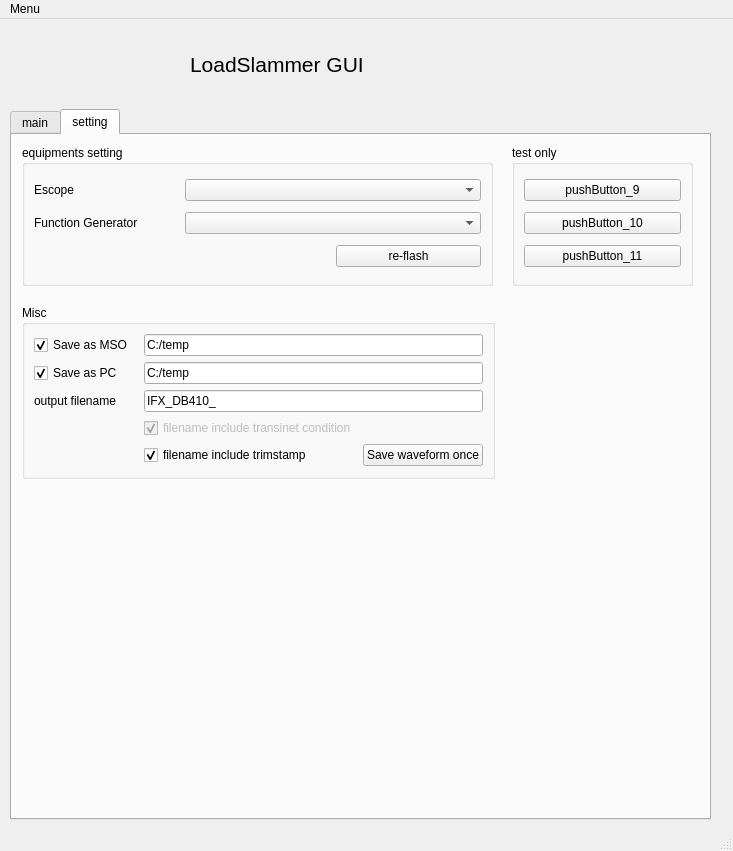
First picture: the form in PySide2_DB410_ui.ui, repository a9202507/ifx_gui_for_core_power_validation, before the edit.
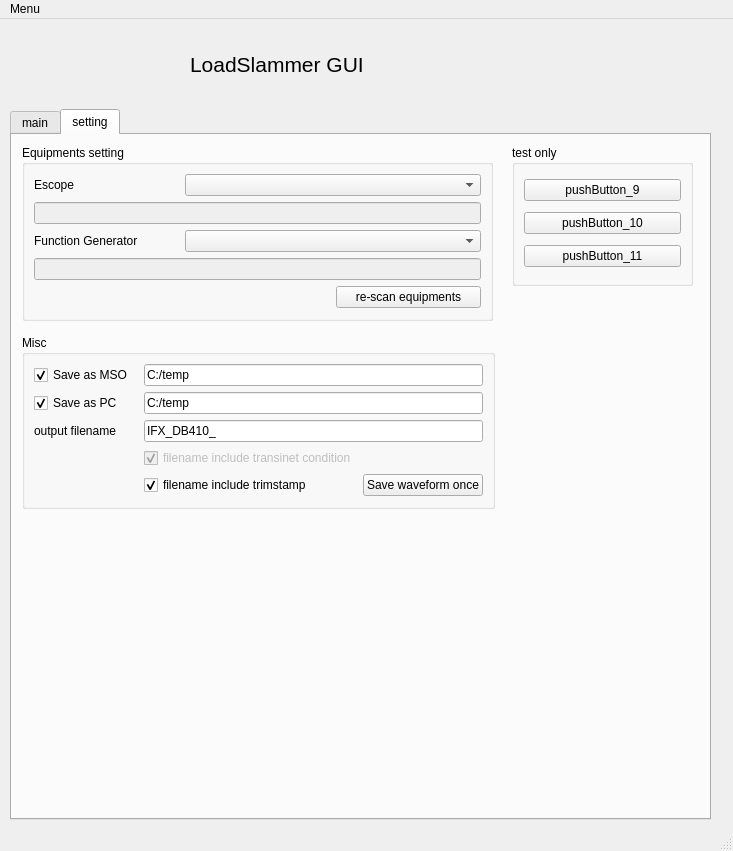
Second picture: the form after the edit. The open tabs and pages were chosen to show the change. Icons and pictures are not drawn.

Commit message: adding auto display equipment name funciton

```diff
--- a/PySide2_DB410_ui.ui
+++ b/PySide2_DB410_ui.ui
@@ -362,50 +362,70 @@
         <x>10</x>
         <y>10</y>
         <width>471</width>
-        <height>141</height>
+        <height>176</height>
        </rect>
       </property>
       <property name="title">
-       <string>equipments setting</string>
+       <string>Equipments setting</string>
       </property>
       <layout class="QGridLayout" name="gridLayout">
        <item row="0" column="0">
         <widget class="QLabel" name="label_19">
          <property name="text">
-          <string>Escope </string>
+          <string>Escope</string>
          </property>
         </widget>
        </item>
-       <item row="1" column="0">
+       <item row="2" column="0">
         <widget class="QLabel" name="label_2">
          <property name="text">
           <string>Function Generator</string>
          </property>
         </widget>
        </item>
-       <item row="2" column="2">
+       <item row="4" column="2">
         <widget class="QPushButton" name="pushButton_6">
          <property name="enabled">
           <bool>true</bool>
          </property>
          <property name="text">
-          <string>re-flash</string>
+          <string>re-scan equipments</string>
+         </property>
+        </widget>
+       </item>
+       <item row="1" column="0" colspan="3">
+        <widget class="QLineEdit" name="lineEdit_28">
+         <property name="enabled">
+          <bool>false</bool>
+         </property>
+         <property name="text">
+          <string/>
          </property>
         </widget>
        </item>
        <item row="0" column="1" colspan="2">
         <widget class="QComboBox" name="comboBox"/>
        </item>
-       <item row="1" column="1" colspan="2">
+       <item row="2" column="1" colspan="2">
         <widget class="QComboBox" name="comboBox_2"/>
        </item>
+       <item row="3" column="0" colspan="3">
+        <widget class="QLineEdit" name="lineEdit_29">
+         <property name="enabled">
+          <bool>false</bool>
+         </property>
+         <property name="text">
+          <string/>
+         </property>
+        </widget>
+       </item>
       </layout>
      </widget>
      <widget class="QGroupBox" name="groupBox_4">
       <property name="geometry">
        <rect>
         <x>10</x>
-        <y>170</y>
+        <y>200</y>
         <width>473</width>
         <height>174</height>
        </rect>
```
Left out of the diff: 16 changed lines with no effect on the pictures. The commit also changes 3 other files.
